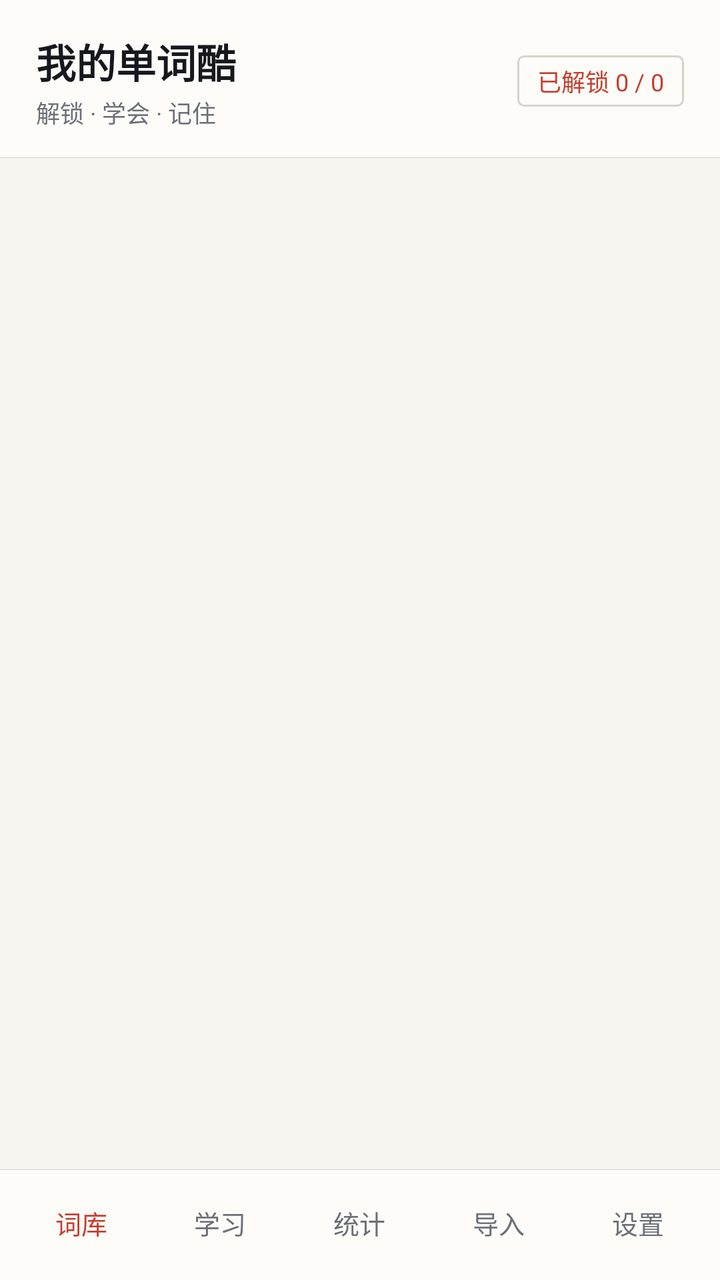
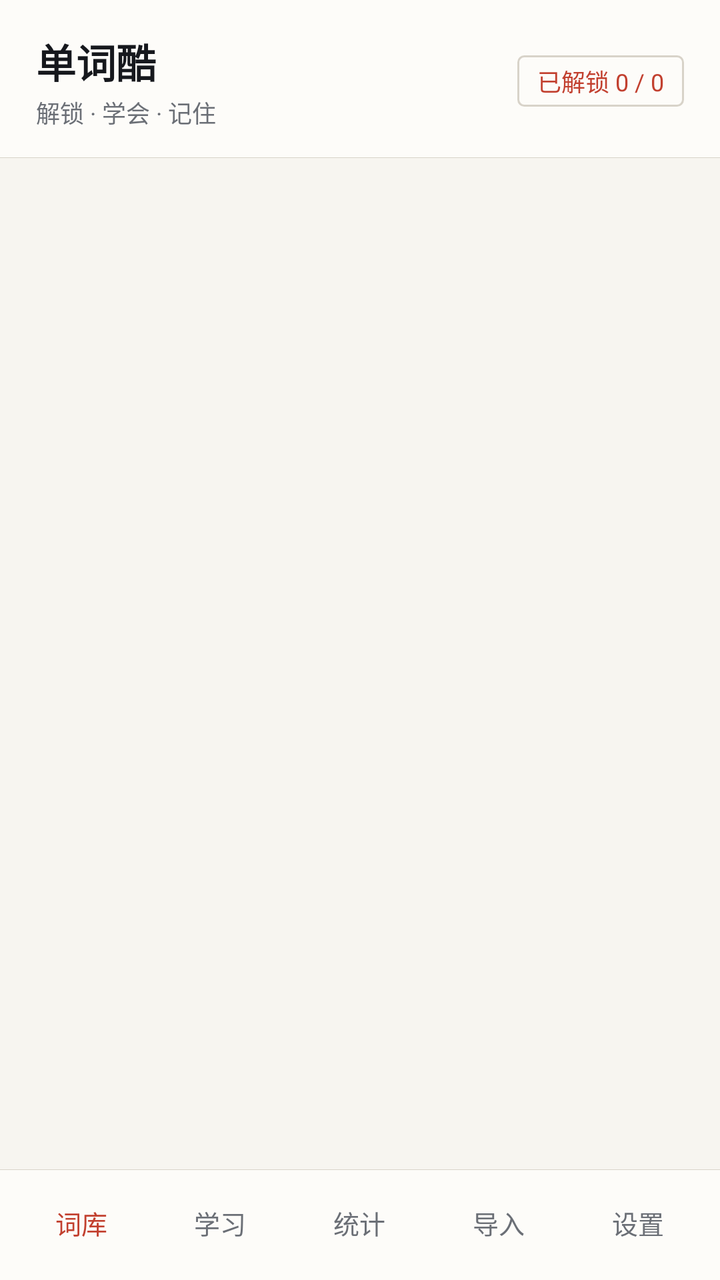

Two renders of the same Android screen: before a commit and after it. Below are the layout's source before the change and the commit's diff.
<!-- AndroidManifest.xml: application theme AppTheme -->
<!-- res/layout/activity_main.xml -->
<?xml version="1.0" encoding="utf-8"?>
<LinearLayout xmlns:android="http://schemas.android.com/apk/res/android"
    android:layout_width="match_parent"
    android:layout_height="match_parent"
    android:orientation="vertical"
    android:background="@color/bg">

    <LinearLayout
        android:layout_width="match_parent"
        android:layout_height="wrap_content"
        android:orientation="horizontal"
        android:gravity="center_vertical"
        android:background="@drawable/bg_header"
        android:paddingLeft="18dp"
        android:paddingRight="18dp"
        android:paddingTop="16dp"
        android:paddingBottom="14dp">

        <LinearLayout
            android:layout_width="0dp"
            android:layout_height="wrap_content"
            android:layout_weight="1"
            android:orientation="vertical">

            <TextView
                android:layout_width="wrap_content"
                android:layout_height="wrap_content"
                android:text="我的单词酷"
                android:textSize="20sp"
                android:textStyle="bold"
                android:textColor="@color/text" />

            <TextView
                android:layout_width="wrap_content"
                android:layout_height="wrap_content"
                android:layout_marginTop="2dp"
                android:text="解锁 · 学会 · 记住"
                android:textSize="12sp"
                android:textColor="@color/text_sub" />
        </LinearLayout>

        <TextView
            android:id="@+id/headerBadge"
            android:layout_width="wrap_content"
            android:layout_height="wrap_content"
            android:background="@drawable/bg_chip"
            android:text="已解锁 0 / 0"
            android:textSize="12sp"
            android:textColor="@color/primary" />
    </LinearLayout>

    <FrameLayout
        android:id="@+id/content"
        android:layout_width="match_parent"
        android:layout_height="0dp"
        android:layout_weight="1" />

    <LinearLayout
        android:id="@+id/tabBar"
        android:layout_width="match_parent"
        android:layout_height="wrap_content"
        android:orientation="horizontal"
        android:background="@drawable/bg_tabbar"
        android:elevation="0dp"
        android:paddingTop="8dp"
        android:paddingBottom="10dp"
        android:paddingLeft="6dp"
        android:paddingRight="6dp">

        <TextView
            android:id="@+id/tabLibrary"
            android:layout_width="0dp"
            android:layout_height="wrap_content"
            android:layout_weight="1"
            android:gravity="center"
            android:padding="9dp"
            android:text="@string/tab_library"
            android:textSize="13sp"
            android:textColor="@color/primary" />

        <TextView
            android:id="@+id/tabLearn"
            android:layout_width="0dp"
            android:layout_height="wrap_content"
            android:layout_weight="1"
            android:gravity="center"
            android:padding="9dp"
            android:text="@string/tab_learn"
            android:textSize="13sp"
            android:textColor="@color/text_sub" />

        <TextView
            android:id="@+id/tabStats"
            android:layout_width="0dp"
            android:layout_height="wrap_content"
            android:layout_weight="1"
            android:gravity="center"
            android:padding="9dp"
            android:text="@string/tab_stats"
            android:textSize="13sp"
            android:textColor="@color/text_sub" />

        <TextView
            android:id="@+id/tabImport"
            android:layout_width="0dp"
            android:layout_height="wrap_content"
            android:layout_weight="1"
            android:gravity="center"
            android:padding="9dp"
            android:text="@string/tab_import"
            android:textSize="13sp"
            android:textColor="@color/text_sub" />

        <TextView
            android:id="@+id/tabSettings"
            android:layout_width="0dp"
            android:layout_height="wrap_content"
            android:layout_weight="1"
            android:gravity="center"
            android:padding="9dp"
            android:text="@string/tab_settings"
            android:textSize="13sp"
            android:textColor="@color/text_sub" />
    </LinearLayout>

</LinearLayout>
<!-- resources referenced by this layout -->
<resources>
  <color name="bg">#F7F5F0</color>
  <color name="primary">#C2402F</color>
  <color name="text">#16181D</color>
  <color name="text_sub">#6B6F76</color>
  <!-- drawable bg_chip (drawable) -->
  <?xml version="1.0" encoding="utf-8"?>
  <shape xmlns:android="http://schemas.android.com/apk/res/android" android:shape="rectangle">
      <solid android:color="@color/card" />
      <corners android:radius="3dp" />
      <stroke android:width="1dp" android:color="@color/line" />
      <padding android:left="10dp" android:top="4dp" android:right="10dp" android:bottom="4dp" />
  </shape>
  <!-- drawable bg_header (drawable) -->
  <?xml version="1.0" encoding="utf-8"?>
  <layer-list xmlns:android="http://schemas.android.com/apk/res/android">
      <item>
          <shape android:shape="rectangle">
              <solid android:color="@color/card" />
          </shape>
      </item>
      <item android:gravity="bottom" android:height="1px">
          <shape android:shape="rectangle">
              <solid android:color="@color/line" />
          </shape>
      </item>
  </layer-list>
  <!-- drawable bg_tabbar (drawable) -->
  <?xml version="1.0" encoding="utf-8"?>
  <layer-list xmlns:android="http://schemas.android.com/apk/res/android">
      <item>
          <shape android:shape="rectangle">
              <solid android:color="@color/card" />
          </shape>
      </item>
      <item android:gravity="top" android:height="1px">
          <shape android:shape="rectangle">
              <solid android:color="@color/line" />
          </shape>
      </item>
  </layer-list>
  <string name="tab_import">导入</string>
  <string name="tab_learn">学习</string>
  <string name="tab_library">词库</string>
  <string name="tab_settings">设置</string>
  <string name="tab_stats">统计</string>
  <style name="AppTheme" parent="@android:style/Theme.Material.Light.NoActionBar">
          <item name="android:colorPrimary">@color/primary</item>
          <item name="android:colorPrimaryDark">@color/primary_dark</item>
          <item name="android:colorAccent">@color/accent</item>
          <item name="android:windowBackground">@color/bg</item>
          <item name="android:statusBarColor">@color/bg</item>
          <item name="android:windowLightStatusBar">true</item>
          <item name="android:textColorPrimary">@color/text</item>
          <item name="android:textColorSecondary">@color/text_sub</item>
          <item name="android:textColorHint">@color/text_sub</item>
      </style>
  <color name="card">#FDFCF9</color>
  <color name="line">#D8D3C9</color>
  <color name="primary_dark">#9E3225</color>
  <color name="accent">#16181D</color>
</resources>

<!-- the commit's change to res/layout/activity_main.xml (unified diff, before → after) -->
@@ -25,7 +25,7 @@
             <TextView
                 android:layout_width="wrap_content"
                 android:layout_height="wrap_content"
-                android:text="我的单词酷"
+                android:text="单词酷"
                 android:textSize="20sp"
                 android:textStyle="bold"
                 android:textColor="@color/text" />
